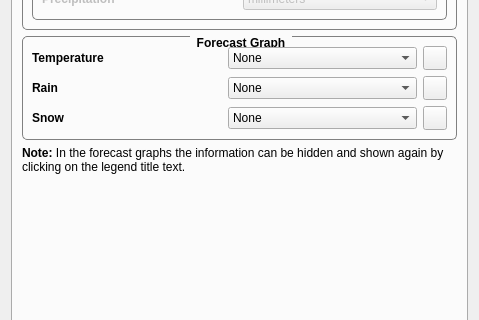
Old version of the form ConfigurationDialog.ui in the repository FelixdelasPozas/TrayWeather; both pictures show x 0 to 479 and y 190 to 510 of the 479 by 740 pixel window.
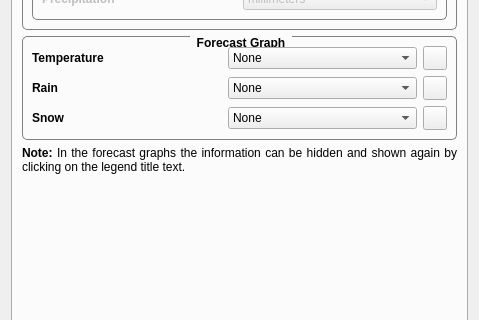
New version of the form. The open tabs and pages were chosen to show the change. Icons and pictures are not drawn. Custom widgets are drawn as their Qt base class.

Patch:
```diff
--- a/ConfigurationDialog.ui
+++ b/ConfigurationDialog.ui
@@ -1222,6 +1222,9 @@
          <property name="text">
           <string>&lt;html&gt;&lt;head/&gt;&lt;body&gt;&lt;p&gt;&lt;span style=&quot; font-weight:600;&quot;&gt;Note:&lt;/span&gt; In the forecast graphs the information can be hidden and shown again by clicking on the legend title text.&lt;/p&gt;&lt;/body&gt;&lt;/html&gt;</string>
          </property>
+         <property name="alignment">
+          <set>Qt::AlignJustify|Qt::AlignVCenter</set>
+         </property>
          <property name="wordWrap">
           <bool>true</bool>
          </property>
```
